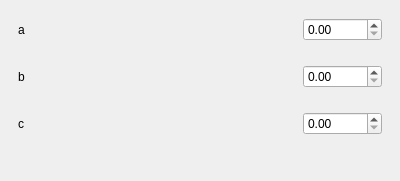
kif/RixsTool, file RixsTool/ui/alignmentfilter.ui: the form before one commit.
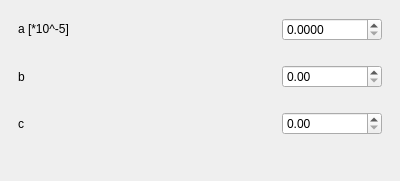
The form after the commit.

Commit message: Label changes in alignment filter ui, new ui SumTool

What changed in the file:
```diff
--- a/RixsTool/ui/alignmentfilter.ui
+++ b/RixsTool/ui/alignmentfilter.ui
@@ -30,7 +30,10 @@
           <enum>Qt::LeftToRight</enum>
          </property>
          <property name="text">
-          <string>a</string>
+          <string>a [*10^-5]</string>
+         </property>
+         <property name="textFormat">
+          <enum>Qt::RichText</enum>
          </property>
          <property name="alignment">
           <set>Qt::AlignLeading|Qt::AlignLeft|Qt::AlignVCenter</set>
@@ -54,7 +57,20 @@
         </spacer>
        </item>
        <item>
-        <widget class="QDoubleSpinBox" name="aSpinBox"/>
+        <widget class="QDoubleSpinBox" name="aSpinBox">
+         <property name="minimumSize">
+          <size>
+           <width>100</width>
+           <height>0</height>
+          </size>
+         </property>
+         <property name="decimals">
+          <number>4</number>
+         </property>
+         <property name="singleStep">
+          <double>0.050000000000000</double>
+         </property>
+        </widget>
        </item>
       </layout>
      </widget>
@@ -86,7 +102,20 @@
         </spacer>
        </item>
        <item>
-        <widget class="QDoubleSpinBox" name="bSpinBox"/>
+        <widget class="QDoubleSpinBox" name="bSpinBox">
+         <property name="minimumSize">
+          <size>
+           <width>100</width>
+           <height>0</height>
+          </size>
+         </property>
+         <property name="minimum">
+          <double>0.000000000000000</double>
+         </property>
+         <property name="singleStep">
+          <double>0.050000000000000</double>
+         </property>
+        </widget>
        </item>
       </layout>
      </widget>
@@ -118,7 +147,14 @@
         </spacer>
        </item>
        <item>
-        <widget class="QDoubleSpinBox" name="cSpinBox"/>
+        <widget class="QDoubleSpinBox" name="cSpinBox">
+         <property name="minimumSize">
+          <size>
+           <width>100</width>
+           <height>0</height>
+          </size>
+         </property>
+        </widget>
        </item>
       </layout>
      </widget>
```
The commit also changes 1 other file.
